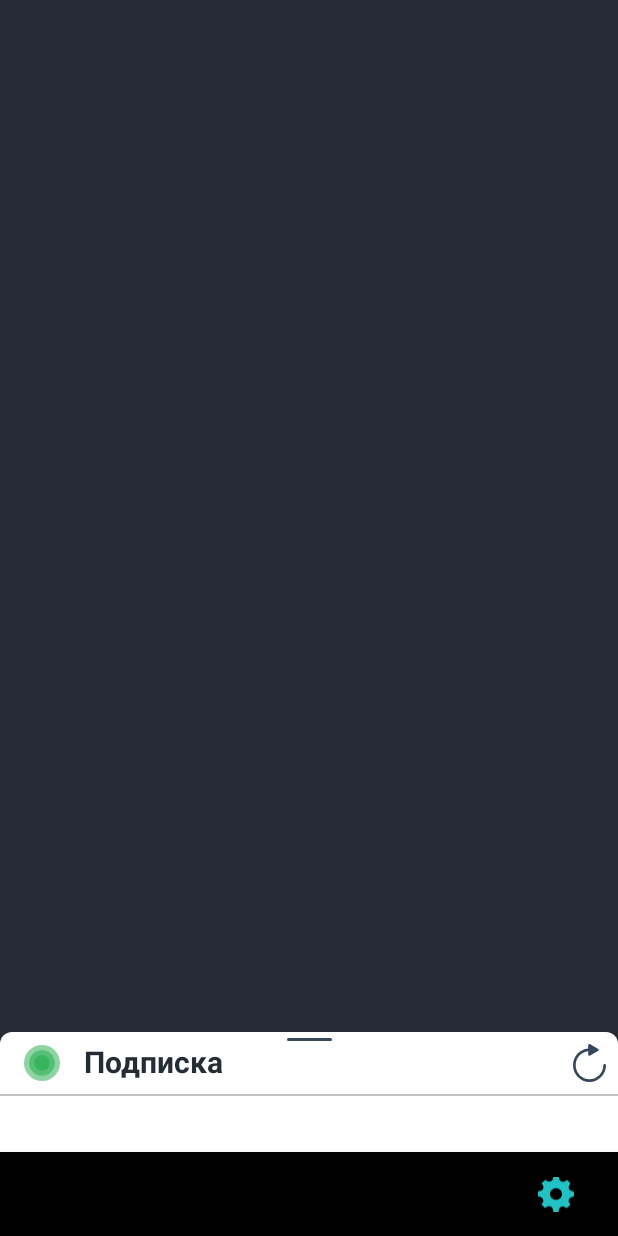
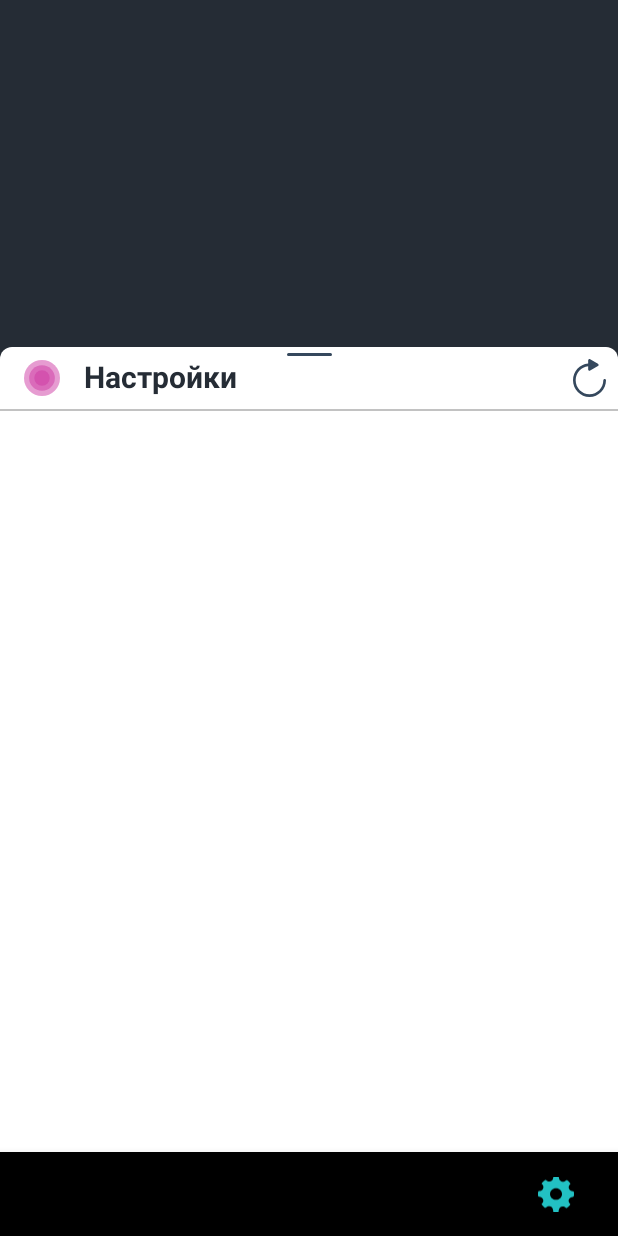
Before and after one commit to BaldOgr/CareMe, an Android app: the MainActivity screen opened directly, with no data from a screen before it, item 5 of the bottom bar chosen, on a phone screen of 412 x 824 dp. Run offline under Robolectric (Android 15) with nearby library versions, the phone set to English and light mode, and no system bars; our stand-ins replace ButterKnife; 1 statement that could not run was skipped.

Commit message:
Add SettingsFragment

```diff
--- a/app/src/main/java/kz/careme/android/modules/MainActivity.java
+++ b/app/src/main/java/kz/careme/android/modules/MainActivity.java
@@ -4,6 +4,7 @@ import android.content.Intent;
 import android.os.Bundle;
 import android.support.annotation.NonNull;
 import android.support.design.widget.BottomNavigationView;
+import android.support.design.widget.BottomSheetBehavior;
 import android.support.v4.app.Fragment;
 import android.support.v4.app.FragmentManager;
 import android.support.v4.app.FragmentTransaction;
@@ -14,6 +15,7 @@ import butterknife.ButterKnife;
 import kz.careme.android.R;
 import kz.careme.android.modules.kids.MyKidsFragment;
 import kz.careme.android.modules.login.ChooseLoginActivity;
+import kz.careme.android.modules.settings.SettingsFragment;
 import kz.careme.android.modules.subscribe.SubscribeFragment;
 
 public class MainActivity extends BaseActivity {
@@ -23,6 +25,7 @@ public class MainActivity extends BaseActivity {
 
     private FragmentManager mFragmentManager;
     private Fragment mCurrentFragment;
+    private BottomSheetBehavior mBottomSheetBehavior;
 
     @Override
     protected void onCreate(Bundle savedInstanceState) {
@@ -35,12 +38,16 @@ public class MainActivity extends BaseActivity {
         }
         ButterKnife.bind(this);
         mFragmentManager = getSupportFragmentManager();
+        mBottomSheetBehavior = BottomSheetBehavior.from(findViewById(R.id.bottom_sheet_behavior));
         mBottomNavigationView.setOnNavigationItemSelectedListener(new BottomNavigationView.OnNavigationItemSelectedListener() {
             @Override
             public boolean onNavigationItemSelected(@NonNull MenuItem menuItem) {
                 switch (menuItem.getItemId()) {
                     case R.id.action_my_kids:
                         showFragment(MyKidsFragment.TAG);
+                        break;
+                    case R.id.action_settings:
+                        showFragment(SettingsFragment.TAG);
                         break;
                     case R.id.action_subscribe:
                         showFragment(SubscribeFragment.TAG);
@@ -64,6 +71,12 @@ public class MainActivity extends BaseActivity {
                     fragment = SubscribeFragment.newInstance();
                     transaction.add(R.id.bottom_sheet_behavior_content, fragment, tag);
                     break;
+
+                case SettingsFragment.TAG:
+                    fragment = SettingsFragment.newInstance();
+                    transaction.add(R.id.bottom_sheet_behavior_content, fragment, tag);
+                    break;
+
                 default:
                     fragment = MyKidsFragment.newInstance();
                     transaction.add(R.id.bottom_sheet_behavior_content, fragment, tag);
--- /dev/null
+++ b/app/src/main/java/kz/careme/android/modules/settings/SettingsFragment.java
@@ -0,0 +1,48 @@
+package kz.careme.android.modules.settings;
+
+
+import android.os.Bundle;
+import android.support.annotation.NonNull;
+import android.support.v4.app.Fragment;
+import android.view.LayoutInflater;
+import android.view.View;
+import android.view.ViewGroup;
+import android.widget.ImageView;
+import android.widget.TextView;
+
+import butterknife.BindView;
+import butterknife.ButterKnife;
+import kz.careme.android.R;
+
+/**
+ * A simple {@link Fragment} subclass.
+ */
+public class SettingsFragment extends Fragment {
+    public static final String TAG = "SettingsFragment";
+
+    @BindView(R.id.bottom_sheet_header_image)
+    ImageView mHeaderImage;
+
+    @BindView(R.id.bottom_sheet_text)
+    TextView mHeaderText;
+
+
+    public SettingsFragment() {
+    }
+
+    public static SettingsFragment newInstance() {
+        return new SettingsFragment();
+    }
+
+
+    @Override
+    public View onCreateView(@NonNull LayoutInflater inflater, ViewGroup container,
+                             Bundle savedInstanceState) {
+        View view = inflater.inflate(R.layout.fragment_settings, container, false);
+        ButterKnife.bind(this, view);
+        mHeaderImage.setImageDrawable(getContext().getDrawable(R.drawable.ic_settingslight));
+        mHeaderText.setText(R.string.settings);
+        return view;
+    }
+
+}
--- /dev/null
+++ b/app/src/main/res/drawable/ic_settingslight.xml
@@ -0,0 +1,15 @@
+<vector android:height="24dp" android:viewportHeight="14"
+    android:viewportWidth="14" android:width="24dp" xmlns:android="http://schemas.android.com/apk/res/android">
+    <path android:fillAlpha="0.5" android:fillColor="#CD38A2"
+        android:fillType="evenOdd"
+        android:pathData="M7,7m-7,0a7,7 0,1 1,14 0a7,7 0,1 1,-14 0"
+        android:strokeColor="#00000000" android:strokeWidth="1"/>
+    <path android:fillAlpha="0.5" android:fillColor="#CD38A2"
+        android:fillType="evenOdd"
+        android:pathData="M7,7m-5,0a5,5 0,1 1,10 0a5,5 0,1 1,-10 0"
+        android:strokeColor="#00000000" android:strokeWidth="1"/>
+    <path android:fillAlpha="0.5" android:fillColor="#CD38A2"
+        android:fillType="evenOdd"
+        android:pathData="M7,7m-3,0a3,3 0,1 1,6 0a3,3 0,1 1,-6 0"
+        android:strokeColor="#00000000" android:strokeWidth="1"/>
+</vector>
--- a/app/src/main/res/layout/activity_main_bottom_sheet.xml
+++ b/app/src/main/res/layout/activity_main_bottom_sheet.xml
@@ -5,7 +5,6 @@
     android:layout_width="match_parent"
     android:layout_height="match_parent"
     android:background="@drawable/background_white_two_corners"
-    app:behavior_peekHeight="80dp"
     app:behavior_hideable="false"
     app:layout_behavior="@string/bottom_sheet_behavior">
 
--- a/app/src/main/res/layout/fragment_my_kids.xml
+++ b/app/src/main/res/layout/fragment_my_kids.xml
@@ -3,7 +3,7 @@
     xmlns:app="http://schemas.android.com/apk/res-auto"
     xmlns:tools="http://schemas.android.com/tools"
     android:layout_width="match_parent"
-    android:layout_height="match_parent"
+    android:layout_height="wrap_content"
     tools:context=".modules.kids.MyKidsFragment">
 
     <include layout="@layout/bottom_sheet_behavior_header" />
--- /dev/null
+++ b/app/src/main/res/layout/fragment_settings.xml
@@ -0,0 +1,12 @@
+<?xml version="1.0" encoding="utf-8"?>
+<android.support.design.widget.CoordinatorLayout xmlns:android="http://schemas.android.com/apk/res/android"
+    xmlns:tools="http://schemas.android.com/tools"
+    android:layout_width="match_parent"
+    android:layout_height="wrap_content"
+    tools:context=".modules.settings.SettingsFragment">
+
+    <include layout="@layout/bottom_sheet_behavior_header" />
+
+
+
+</android.support.design.widget.CoordinatorLayout>
--- a/app/src/main/res/layout/fragment_subscribe.xml
+++ b/app/src/main/res/layout/fragment_subscribe.xml
@@ -2,7 +2,7 @@
 <RelativeLayout xmlns:android="http://schemas.android.com/apk/res/android"
     xmlns:tools="http://schemas.android.com/tools"
     android:layout_width="match_parent"
-    android:layout_height="match_parent"
+    android:layout_height="wrap_content"
     tools:context=".modules.subscribe.SubscribeFragment">
 
     <include layout="@layout/bottom_sheet_behavior_header" />
--- a/app/src/main/res/values/strings.xml
+++ b/app/src/main/res/values/strings.xml
@@ -19,4 +19,5 @@
     <!-- TODO: Remove or change this placeholder text -->
     <string name="hello_blank_fragment">Hello blank fragment</string>
     <string name="subscribe">Подписка</string>
+    <string name="settings">Настройки</string>
 </resources>
```
